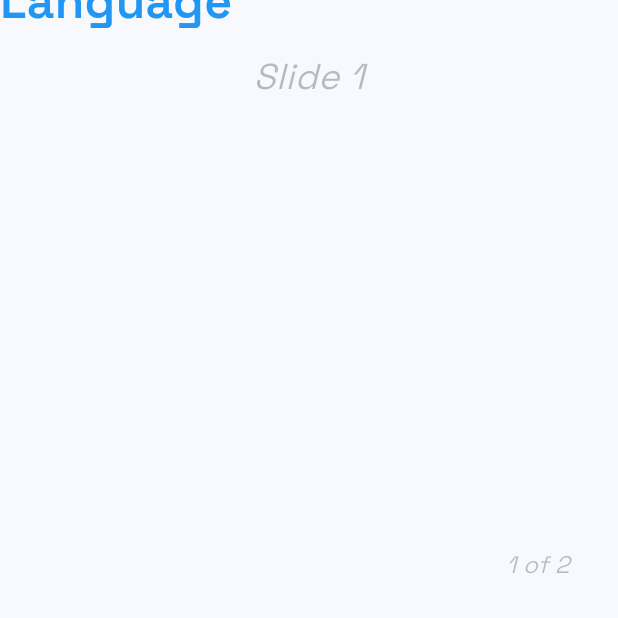
After one commit to RyanX5/DartPresentation, a Flutter app: the screen it shows after launch, on a phone screen of 412 x 824 dp, the part 618-1236 px from its top. The commit adds this screen. Run offline on Flutter 3.47's test engine with Material 3 defaults, Android fonts, the phone set to English and light mode, and no system bars; our stand-ins replace google_fonts.

Commit message:
Added rohan folder and router

```diff
--- a/lib/main.dart
+++ b/lib/main.dart
@@ -1,4 +1,4 @@
-import 'package:dart_presentation/screens/slide.dart';
+import 'package:dart_presentation/screens/router.dart';
 import 'package:flutter/material.dart';
 import 'package:google_fonts/google_fonts.dart';
 
@@ -19,7 +19,7 @@ class MyApp extends StatelessWidget {
         textTheme: GoogleFonts.spaceGroteskTextTheme(),
         colorScheme: ColorScheme.fromSeed(seedColor: Colors.blue),
       ),
-      home: const Slide(),
+      home: const SlideRouter(),
     );
   }
 }
--- /dev/null
+++ b/lib/screens/rohan/slide1.dart
@@ -0,0 +1,34 @@
+import 'package:flutter/material.dart';
+
+class Slide1 extends StatelessWidget {
+  const Slide1({super.key});
+
+  // we prolly dont need scaffold here (dont need appbar and shi)
+  @override
+  Widget build(BuildContext context) {
+    return Material(
+      child: Column(
+        mainAxisAlignment: MainAxisAlignment.center,
+        children: [
+          Text(
+            "Dart Programming Language",
+            style: TextStyle(
+              color: Colors.blue,
+              fontSize: 32,
+              fontWeight: FontWeight.w600,
+            ),
+          ),
+          const SizedBox(height: 10),
+          Text(
+            "Slide 1",
+            style: TextStyle(
+              color: Colors.black26,
+              fontSize: 24,
+              fontStyle: FontStyle.italic,
+            ),
+          ),
+        ],
+      ),
+    );
+  }
+}
--- a/lib/screens/slide.dart
+++ b/lib/screens/rohan/slide2.dart
@@ -1,7 +1,7 @@
 import 'package:flutter/material.dart';
 
-class Slide extends StatelessWidget {
-  const Slide({super.key});
+class Slide2 extends StatelessWidget {
+  const Slide2({super.key});
 
   // we prolly dont need scaffold here (dont need appbar and shi)
   @override
@@ -20,7 +20,7 @@ class Slide extends StatelessWidget {
           ),
           const SizedBox(height: 10),
           Text(
-            "Slide 1",
+            "Slide 2",
             style: TextStyle(
               color: Colors.black26,
               fontSize: 24,
--- /dev/null
+++ b/lib/screens/router.dart
@@ -0,0 +1,94 @@
+import 'package:dart_presentation/screens/rohan/slide1.dart';
+import 'package:dart_presentation/screens/rohan/slide2.dart';
+import 'package:flutter/material.dart';
+import 'package:flutter/services.dart';
+
+class SlideRouter extends StatefulWidget {
+  const SlideRouter({super.key});
+
+  @override
+  State<SlideRouter> createState() => _SlideRouterState();
+}
+
+class _SlideRouterState extends State<SlideRouter> {
+  final PageController _controller = PageController();
+  int _index = 0;
+
+  // just add your slides here
+  final List<Widget> _slides = [Slide1(), Slide2()];
+
+  @override
+  void dispose() {
+    _controller.dispose();
+    super.dispose();
+  }
+
+  // next page logic
+  void _next() {
+    if (_index < _slides.length - 1) {
+      setState(() {
+        _index += 1;
+      });
+
+      _controller.nextPage(
+        duration: const Duration(milliseconds: 300),
+        curve: Curves.easeInOut,
+      );
+    }
+  }
+
+  // previous page logic
+  void _previous() {
+    if (_index > 0) {
+      setState(() {
+        _index -= 1;
+      });
+      _controller.previousPage(
+        duration: const Duration(milliseconds: 300),
+        curve: Curves.easeInOut,
+      );
+    }
+  }
+
+  @override
+  Widget build(BuildContext context) {
+    return KeyboardListener(
+      focusNode: FocusNode()..requestFocus(),
+      autofocus: true,
+      onKeyEvent: (event) {
+        if (event is KeyDownEvent) {
+          if (event.logicalKey == LogicalKeyboardKey.arrowRight) {
+            _next();
+          } else if (event.logicalKey == LogicalKeyboardKey.arrowLeft) {
+            _previous();
+          }
+        }
+      },
+      child: Material(
+        child: Stack(
+          children: [
+            PageView(
+              controller: _controller,
+              physics: const NeverScrollableScrollPhysics(),
+              children: _slides,
+            ),
+
+            // a slide number at the bottom?
+            Positioned(
+              bottom: 24,
+              right: 32,
+              child: Text(
+                '${_index + 1} of ${_slides.length}',
+                style: TextStyle(
+                  color: Colors.black26,
+                  fontSize: 16,
+                  fontStyle: FontStyle.italic,
+                ),
+              ),
+            ),
+          ],
+        ),
+      ),
+    );
+  }
+}
```
